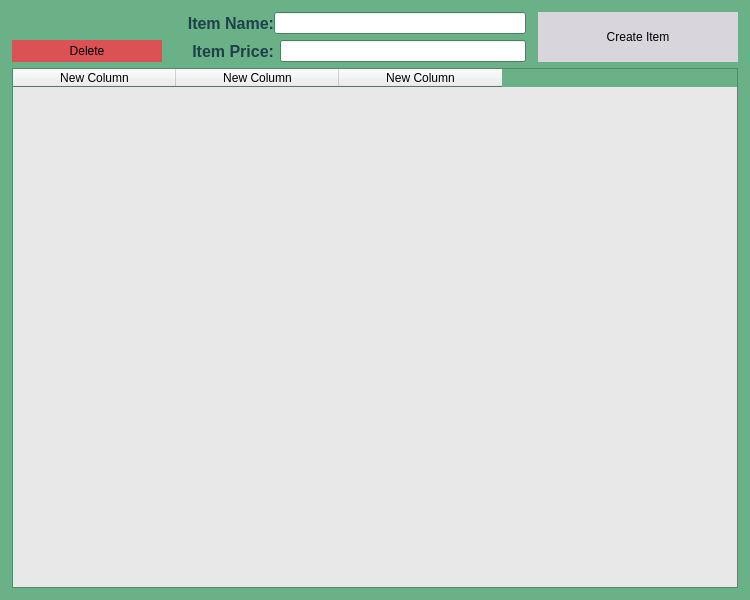
Qt form Resources/UI/ItemCreator.ui (hussienK/Shop-App) before a commit.
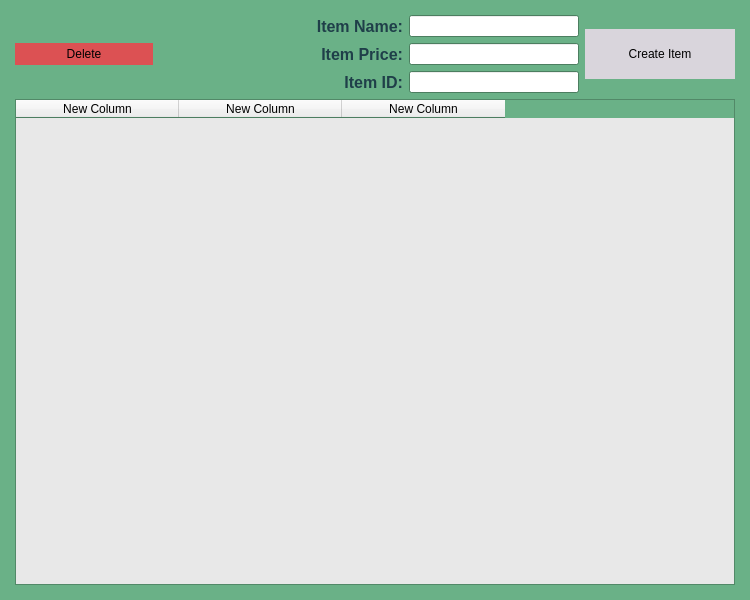
The same form after that commit.

Diff of the .ui file:
```diff
--- a/Resources/UI/ItemCreator.ui
+++ b/Resources/UI/ItemCreator.ui
@@ -177,21 +177,18 @@
    </property>
    <layout class="QGridLayout" name="gridLayout">
     <property name="leftMargin">
-     <number>12</number>
+     <number>15</number>
     </property>
     <property name="topMargin">
-     <number>12</number>
+     <number>15</number>
     </property>
     <property name="rightMargin">
-     <number>12</number>
+     <number>15</number>
     </property>
     <property name="bottomMargin">
-     <number>12</number>
+     <number>15</number>
     </property>
-    <property name="horizontalSpacing">
-     <number>12</number>
-    </property>
-    <item row="0" column="2" rowspan="2">
+    <item row="0" column="4" rowspan="3">
      <widget class="QPushButton" name="Create_Button">
       <property name="minimumSize">
        <size>
@@ -253,277 +250,7 @@
       </property>
      </widget>
     </item>
-    <item row="1" column="1">
-     <layout class="QHBoxLayout" name="Price_inpu_Layout">
-      <property name="spacing">
-       <number>6</number>
-      </property>
-      <item>
-       <widget class="QLabel" name="price_label_3">
-        <property name="minimumSize">
-         <size>
-          <width>100</width>
-          <height>0</height>
-         </size>
-        </property>
-        <property name="palette">
-         <palette>
-          <active>
-           <colorrole role="WindowText">
-            <brush brushstyle="SolidPattern">
-             <color alpha="255">
-              <red>31</red>
-              <green>63</green>
-              <blue>73</blue>
-             </color>
-            </brush>
-           </colorrole>
-          </active>
-          <inactive>
-           <colorrole role="WindowText">
-            <brush brushstyle="SolidPattern">
-             <color alpha="255">
-              <red>31</red>
-              <green>63</green>
-              <blue>73</blue>
-             </color>
-            </brush>
-           </colorrole>
-          </inactive>
-          <disabled>
-           <colorrole role="WindowText">
-            <brush brushstyle="SolidPattern">
-             <color alpha="255">
-              <red>120</red>
-              <green>120</green>
-              <blue>120</blue>
-             </color>
-            </brush>
-           </colorrole>
-          </disabled>
-         </palette>
-        </property>
-        <property name="font">
-         <font>
-          <pointsize>12</pointsize>
-          <weight>75</weight>
-          <bold>true</bold>
-         </font>
-        </property>
-        <property name="text">
-         <string>Item Price:</string>
-        </property>
-        <property name="alignment">
-         <set>Qt::AlignRight|Qt::AlignTrailing|Qt::AlignVCenter</set>
-        </property>
-       </widget>
-      </item>
-      <item>
-       <widget class="QLineEdit" name="Price_lineEdit">
-        <property name="minimumSize">
-         <size>
-          <width>150</width>
-          <height>0</height>
-         </size>
-        </property>
-        <property name="maximumSize">
-         <size>
-          <width>400</width>
-          <height>16777215</height>
-         </size>
-        </property>
-        <property name="text">
-         <string/>
-        </property>
-        <property name="echoMode">
-         <enum>QLineEdit::Normal</enum>
-        </property>
-        <property name="placeholderText">
-         <string/>
-        </property>
-        <property name="clearButtonEnabled">
-         <bool>true</bool>
-        </property>
-       </widget>
-      </item>
-     </layout>
-    </item>
-    <item row="1" column="0">
-     <widget class="QPushButton" name="delete_item_button">
-      <property name="minimumSize">
-       <size>
-        <width>50</width>
-        <height>0</height>
-       </size>
-      </property>
-      <property name="maximumSize">
-       <size>
-        <width>150</width>
-        <height>16777215</height>
-       </size>
-      </property>
-      <property name="palette">
-       <palette>
-        <active>
-         <colorrole role="Button">
-          <brush brushstyle="SolidPattern">
-           <color alpha="255">
-            <red>220</red>
-            <green>81</green>
-            <blue>83</blue>
-           </color>
-          </brush>
-         </colorrole>
-         <colorrole role="Highlight">
-          <brush brushstyle="SolidPattern">
-           <color alpha="255">
-            <red>255</red>
-            <green>0</green>
-            <blue>25</blue>
-           </color>
-          </brush>
-         </colorrole>
-        </active>
-        <inactive>
-         <colorrole role="Button">
-          <brush brushstyle="SolidPattern">
-           <color alpha="255">
-            <red>220</red>
-            <green>81</green>
-            <blue>83</blue>
-           </color>
-          </brush>
-         </colorrole>
-         <colorrole role="Highlight">
-          <brush brushstyle="SolidPattern">
-           <color alpha="255">
-            <red>255</red>
-            <green>0</green>
-            <blue>25</blue>
-           </color>
-          </brush>
-         </colorrole>
-        </inactive>
-        <disabled>
-         <colorrole role="Button">
-          <brush brushstyle="SolidPattern">
-           <color alpha="255">
-            <red>220</red>
-            <green>81</green>
-            <blue>83</blue>
-           </color>
-          </brush>
-         </colorrole>
-         <colorrole role="Highlight">
-          <brush brushstyle="SolidPattern">
-           <color alpha="255">
-            <red>0</red>
-            <green>120</green>
-            <blue>215</blue>
-           </color>
-          </brush>
-         </colorrole>
-        </disabled>
-       </palette>
-      </property>
-      <property name="autoFillBackground">
-       <bool>true</bool>
-      </property>
-      <property name="text">
-       <string>Delete</string>
-      </property>
-      <property name="flat">
-       <bool>true</bool>
-      </property>
-     </widget>
-    </item>
-    <item row="0" column="1">
-     <layout class="QHBoxLayout" name="Name_input_Layout" stretch="0,0">
-      <property name="sizeConstraint">
-       <enum>QLayout::SetMinAndMaxSize</enum>
-      </property>
-      <item>
-       <widget class="QLabel" name="name_label_2">
-        <property name="minimumSize">
-         <size>
-          <width>100</width>
-          <height>0</height>
-         </size>
-        </property>
-        <property name="palette">
-         <palette>
-          <active>
-           <colorrole role="WindowText">
-            <brush brushstyle="SolidPattern">
-             <color alpha="255">
-              <red>31</red>
-              <green>63</green>
-              <blue>73</blue>
-             </color>
-            </brush>
-           </colorrole>
-          </active>
-          <inactive>
-           <colorrole role="WindowText">
-            <brush brushstyle="SolidPattern">
-             <color alpha="255">
-              <red>31</red>
-              <green>63</green>
-              <blue>73</blue>
-             </color>
-            </brush>
-           </colorrole>
-          </inactive>
-          <disabled>
-           <colorrole role="WindowText">
-            <brush brushstyle="SolidPattern">
-             <color alpha="255">
-              <red>120</red>
-              <green>120</green>
-              <blue>120</blue>
-             </color>
-            </brush>
-           </colorrole>
-          </disabled>
-         </palette>
-        </property>
-        <property name="font">
-         <font>
-          <pointsize>12</pointsize>
-          <weight>75</weight>
-          <bold>true</bold>
-         </font>
-        </property>
-        <property name="text">
-         <string>Item Name:</string>
-        </property>
-        <property name="alignment">
-         <set>Qt::AlignRight|Qt::AlignTrailing|Qt::AlignVCenter</set>
-        </property>
-       </widget>
-      </item>
-      <item>
-       <widget class="QLineEdit" name="Name_lineEdit">
-        <property name="minimumSize">
-         <size>
-          <width>150</width>
-          <height>0</height>
-         </size>
-        </property>
-        <property name="maximumSize">
-         <size>
-          <width>400</width>
-          <height>16777215</height>
-         </size>
-        </property>
-        <property name="clearButtonEnabled">
-         <bool>true</bool>
-        </property>
-       </widget>
-      </item>
-     </layout>
-    </item>
-    <item row="2" column="0" colspan="3">
+    <item row="3" column="0" colspan="5">
      <widget class="QTableWidget" name="item_table_widget">
       <property name="sizePolicy">
        <sizepolicy hsizetype="Expanding" vsizetype="Expanding">
@@ -687,6 +414,362 @@
       </column>
      </widget>
     </item>
+    <item row="1" column="2" colspan="2">
+     <layout class="QHBoxLayout" name="Price_inpu_Layout">
+      <property name="spacing">
+       <number>6</number>
+      </property>
+      <item>
+       <widget class="QLabel" name="price_label_3">
+        <property name="minimumSize">
+         <size>
+          <width>100</width>
+          <height>0</height>
+         </size>
+        </property>
+        <property name="palette">
+         <palette>
+          <active>
+           <colorrole role="WindowText">
+            <brush brushstyle="SolidPattern">
+             <color alpha="255">
+              <red>31</red>
+              <green>63</green>
+              <blue>73</blue>
+             </color>
+            </brush>
+           </colorrole>
+          </active>
+          <inactive>
+           <colorrole role="WindowText">
+            <brush brushstyle="SolidPattern">
+             <color alpha="255">
+              <red>31</red>
+              <green>63</green>
+              <blue>73</blue>
+             </color>
+            </brush>
+           </colorrole>
+          </inactive>
+          <disabled>
+           <colorrole role="WindowText">
+            <brush brushstyle="SolidPattern">
+             <color alpha="255">
+              <red>120</red>
+              <green>120</green>
+              <blue>120</blue>
+             </color>
+            </brush>
+           </colorrole>
+          </disabled>
+         </palette>
+        </property>
+        <property name="font">
+         <font>
+          <pointsize>12</pointsize>
+          <weight>75</weight>
+          <bold>true</bold>
+         </font>
+        </property>
+        <property name="text">
+         <string>Item Price:</string>
+        </property>
+        <property name="alignment">
+         <set>Qt::AlignRight|Qt::AlignTrailing|Qt::AlignVCenter</set>
+        </property>
+       </widget>
+      </item>
+      <item>
+       <widget class="QLineEdit" name="Price_lineEdit">
+        <property name="minimumSize">
+         <size>
+          <width>150</width>
+          <height>0</height>
+         </size>
+        </property>
+        <property name="maximumSize">
+         <size>
+          <width>400</width>
+          <height>16777215</height>
+         </size>
+        </property>
+        <property name="text">
+         <string/>
+        </property>
+        <property name="echoMode">
+         <enum>QLineEdit::Normal</enum>
+        </property>
+        <property name="placeholderText">
+         <string/>
+        </property>
+        <property name="clearButtonEnabled">
+         <bool>true</bool>
+        </property>
+       </widget>
+      </item>
+     </layout>
+    </item>
+    <item row="0" column="2" colspan="2">
+     <layout class="QHBoxLayout" name="Name_input_Layout" stretch="0,0">
+      <property name="sizeConstraint">
+       <enum>QLayout::SetMinAndMaxSize</enum>
+      </property>
+      <item>
+       <widget class="QLabel" name="name_label_2">
+        <property name="minimumSize">
+         <size>
+          <width>100</width>
+          <height>0</height>
+         </size>
+        </property>
+        <property name="palette">
+         <palette>
+          <active>
+           <colorrole role="WindowText">
+            <brush brushstyle="SolidPattern">
+             <color alpha="255">
+              <red>31</red>
+              <green>63</green>
+              <blue>73</blue>
+             </color>
+            </brush>
+           </colorrole>
+          </active>
+          <inactive>
+           <colorrole role="WindowText">
+            <brush brushstyle="SolidPattern">
+             <color alpha="255">
+              <red>31</red>
+              <green>63</green>
+              <blue>73</blue>
+             </color>
+            </brush>
+           </colorrole>
+          </inactive>
+          <disabled>
+           <colorrole role="WindowText">
+            <brush brushstyle="SolidPattern">
+             <color alpha="255">
+              <red>120</red>
+              <green>120</green>
+              <blue>120</blue>
+             </color>
+            </brush>
+           </colorrole>
+          </disabled>
+         </palette>
+        </property>
+        <property name="font">
+         <font>
+          <pointsize>12</pointsize>
+          <weight>75</weight>
+          <bold>true</bold>
+         </font>
+        </property>
+        <property name="text">
+         <string>Item Name:</string>
+        </property>
+        <property name="alignment">
+         <set>Qt::AlignRight|Qt::AlignTrailing|Qt::AlignVCenter</set>
+        </property>
+       </widget>
+      </item>
+      <item>
+       <widget class="QLineEdit" name="Name_lineEdit">
+        <property name="minimumSize">
+         <size>
+          <width>150</width>
+          <height>0</height>
+         </size>
+        </property>
+        <property name="maximumSize">
+         <size>
+          <width>400</width>
+          <height>16777215</height>
+         </size>
+        </property>
+        <property name="clearButtonEnabled">
+         <bool>true</bool>
+        </property>
+       </widget>
+      </item>
+     </layout>
+    </item>
+    <item row="2" column="2" colspan="2">
+     <layout class="QHBoxLayout" name="ID_input_Layout" stretch="0,0">
+      <property name="sizeConstraint">
+       <enum>QLayout::SetMinAndMaxSize</enum>
+      </property>
+      <item>
+       <widget class="QLabel" name="ID_label">
+        <property name="minimumSize">
+         <size>
+          <width>100</width>
+          <height>0</height>
+         </size>
+        </property>
+        <property name="palette">
+         <palette>
+          <active>
+           <colorrole role="WindowText">
+            <brush brushstyle="SolidPattern">
+             <color alpha="255">
+              <red>31</red>
+              <green>63</green>
+              <blue>73</blue>
+             </color>
+            </brush>
+           </colorrole>
+          </active>
+          <inactive>
+           <colorrole role="WindowText">
+            <brush brushstyle="SolidPattern">
+             <color alpha="255">
+              <red>31</red>
+              <green>63</green>
+              <blue>73</blue>
+             </color>
+            </brush>
+           </colorrole>
+          </inactive>
+          <disabled>
+           <colorrole role="WindowText">
+            <brush brushstyle="SolidPattern">
+             <color alpha="255">
+              <red>120</red>
+              <green>120</green>
+              <blue>120</blue>
+             </color>
+            </brush>
+           </colorrole>
+          </disabled>
+         </palette>
+        </property>
+        <property name="font">
+         <font>
+          <pointsize>12</pointsize>
+          <weight>75</weight>
+          <bold>true</bold>
+         </font>
+        </property>
+        <property name="text">
+         <string>Item ID:</string>
+        </property>
+        <property name="alignment">
+         <set>Qt::AlignRight|Qt::AlignTrailing|Qt::AlignVCenter</set>
+        </property>
+       </widget>
+      </item>
+      <item>
+       <widget class="QLineEdit" name="ID_lineEdit">
+        <property name="minimumSize">
+         <size>
+          <width>150</width>
+          <height>0</height>
+         </size>
+        </property>
+        <property name="maximumSize">
+         <size>
+          <width>400</width>
+          <height>16777215</height>
+         </size>
+        </property>
+        <property name="clearButtonEnabled">
+         <bool>true</bool>
+        </property>
+       </widget>
+      </item>
+     </layout>
+    </item>
+    <item row="1" column="0">
+     <widget class="QPushButton" name="delete_item_button">
+      <property name="minimumSize">
+       <size>
+        <width>50</width>
+        <height>0</height>
+       </size>
+      </property>
+      <property name="maximumSize">
+       <size>
+        <width>150</width>
+        <height>16777215</height>
+       </size>
+      </property>
+      <property name="palette">
+       <palette>
+        <active>
+         <colorrole role="Button">
+          <brush brushstyle="SolidPattern">
+           <color alpha="255">
+            <red>220</red>
+            <green>81</green>
+            <blue>83</blue>
+           </color>
+          </brush>
+         </colorrole>
+         <colorrole role="Highlight">
+          <brush brushstyle="SolidPattern">
+           <color alpha="255">
+            <red>255</red>
+            <green>0</green>
+            <blue>25</blue>
+           </color>
+          </brush>
+         </colorrole>
+        </active>
+        <inactive>
+         <colorrole role="Button">
+          <brush brushstyle="SolidPattern">
+           <color alpha="255">
+            <red>220</red>
+            <green>81</green>
+            <blue>83</blue>
+           </color>
+          </brush>
+         </colorrole>
+         <colorrole role="Highlight">
+          <brush brushstyle="SolidPattern">
+           <color alpha="255">
+            <red>255</red>
+            <green>0</green>
+            <blue>25</blue>
+           </color>
+          </brush>
+         </colorrole>
+        </inactive>
+        <disabled>
+         <colorrole role="Button">
+          <brush brushstyle="SolidPattern">
+           <color alpha="255">
+            <red>220</red>
+            <green>81</green>
+            <blue>83</blue>
+           </color>
+          </brush>
+         </colorrole>
+         <colorrole role="Highlight">
+          <brush brushstyle="SolidPattern">
+           <color alpha="255">
+            <red>0</red>
+            <green>120</green>
+            <blue>215</blue>
+           </color>
+          </brush>
+         </colorrole>
+        </disabled>
+       </palette>
+      </property>
+      <property name="autoFillBackground">
+       <bool>true</bool>
+      </property>
+      <property name="text">
+       <string>Delete</string>
+      </property>
+      <property name="flat">
+       <bool>true</bool>
+      </property>
+     </widget>
+    </item>
    </layout>
   </widget>
  </widget>
```
